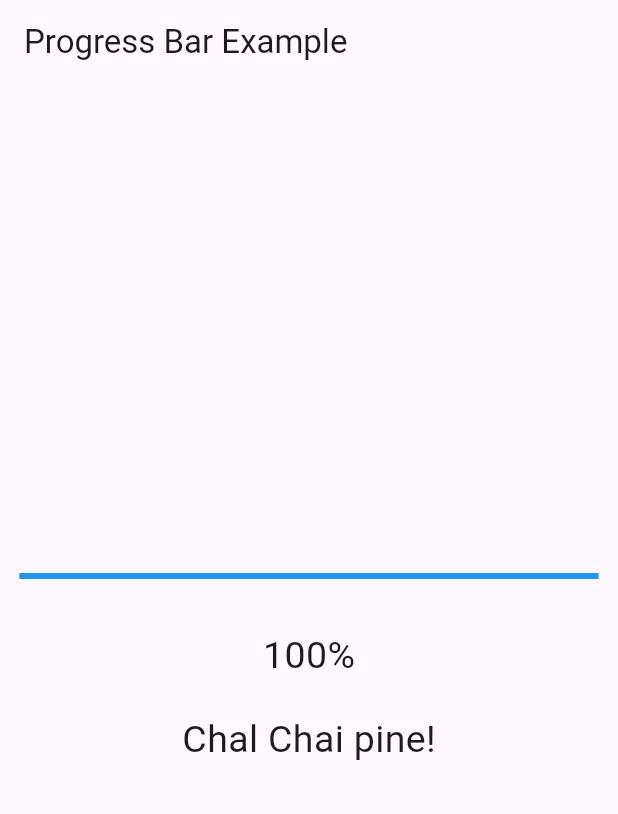
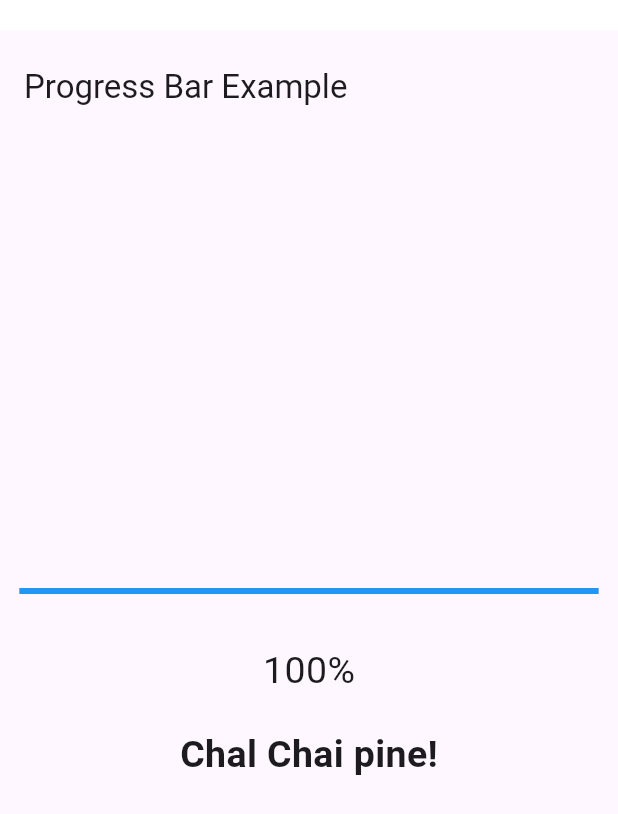
Before and after one commit to shiwani08/new_features, a Flutter app: the screen it shows after launch, on a phone screen of 412 x 824 dp. Shown: the top 814 px of the screen. Run offline on Flutter 3.47's test engine with Material 3 defaults, Android fonts, the light colour scheme and no system bars.

Commit message:
padding added in Scaffold

```diff
--- a/lib/progressbar.dart
+++ b/lib/progressbar.dart
@@ -20,12 +20,18 @@ class ProgressBar extends StatelessWidget {
 
   @override
   Widget build(BuildContext context) {
-    return Scaffold(
-      appBar: AppBar(
-        title: Text('Progress Bar Example'),
-      ),
-      body: Center(
-        child: ProgressBarDemo(),
+    return Padding(
+      padding: const EdgeInsets.only(top: 20.0),
+      child: Scaffold(
+        appBar: AppBar(
+          title: Padding(
+            padding: const EdgeInsets.only(top: 20.0),
+            child: Text('Progress Bar Example'),
+          ),
+        ),
+        body: Center(
+          child: ProgressBarDemo(),
+        ),
       ),
     );
   }
@@ -82,6 +88,7 @@ class _ProgressBarDemoState extends State<ProgressBarDemo> {
             'Chal Chai pine!',
             style: TextStyle(
               fontSize: 25,
+              fontWeight: FontWeight.bold,
             ),
           ),
       ],
```
